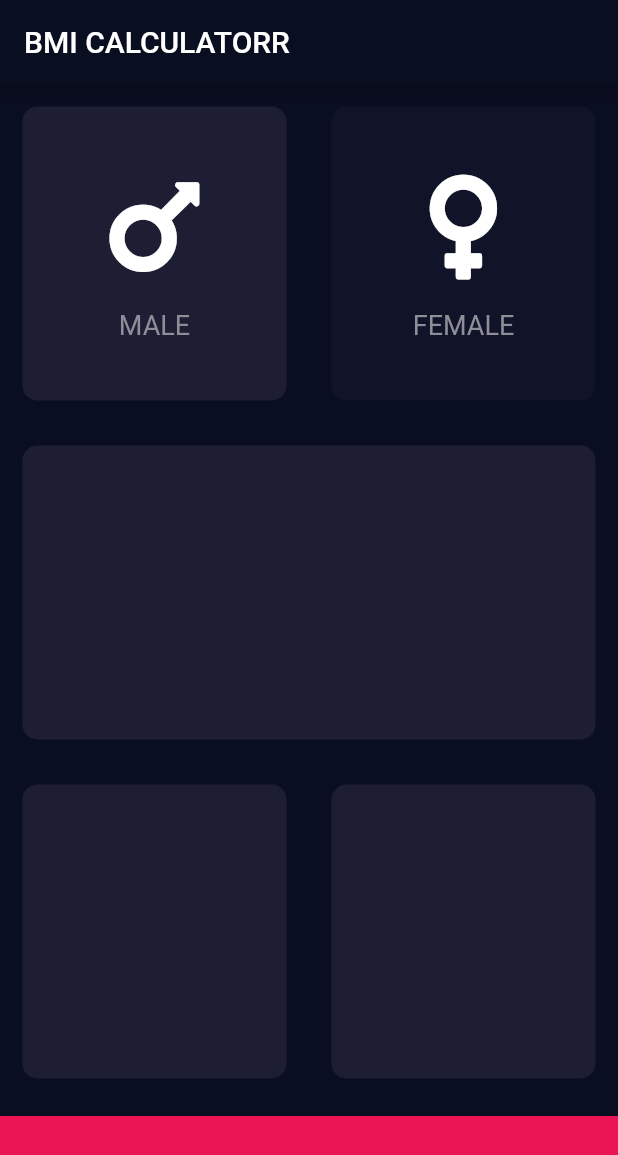
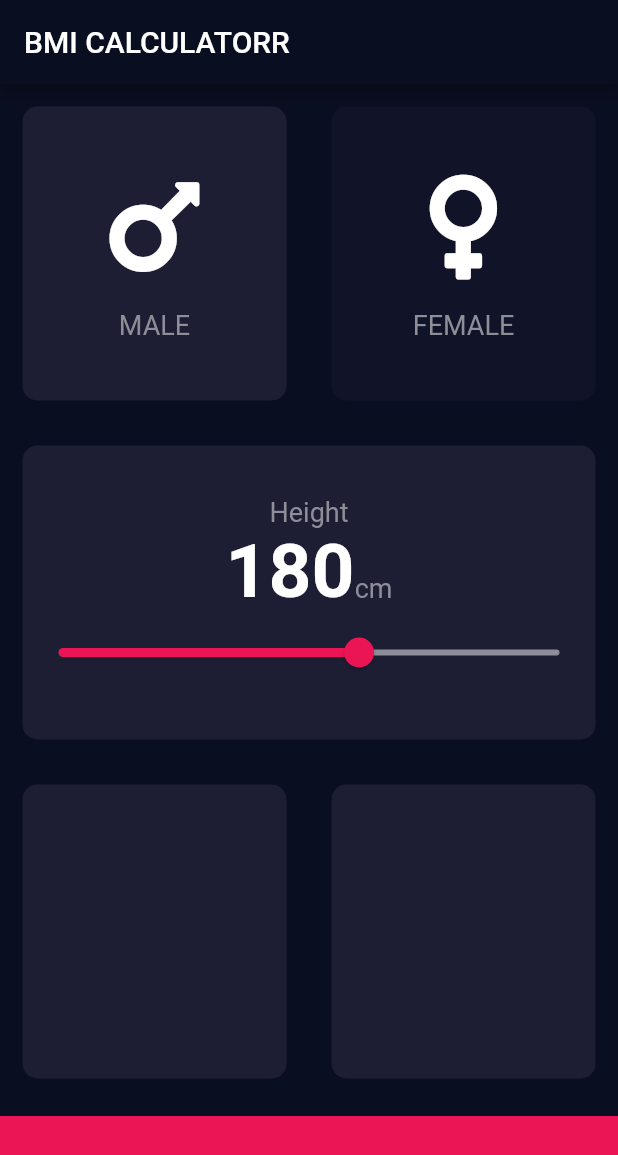
Before and after one commit to ajayraturi/bmi-calculator-flutter-master, a Flutter app: the screen it shows after launch, after a tap on "MALE", on a phone screen of 412 x 824 dp. Shown: the top 1155 px of the screen. Run offline on Flutter 3.47's test engine with Material 2 defaults, Android fonts, the phone set to English and light mode, and no system bars; our stand-ins replace font_awesome_flutter.

Commit message:
Add files via upload

```diff
--- /dev/null
+++ b/lib/constants.dart
@@ -0,0 +1,16 @@
+
+
+import 'package:flutter/material.dart';
+
+const kLabelTextStyle=TextStyle(
+    fontSize: 18.0,
+    color: Color(0xFF8D8E98));
+const kNumberTextStyle=TextStyle(
+    fontSize: 50.0,
+    fontWeight: FontWeight.w600
+);
+
+const KBottomContainerHeight = 80.0;
+const kActiveCardColour = Color(0xFF1D1E33);
+const kInActiveCardColour=Color(0xFF111328);
+const kBottomContainerColour = Color(0xFFEB1555);
--- a/lib/icon_content.dart
+++ b/lib/icon_content.dart
@@ -1,5 +1,7 @@
 
 import 'package:flutter/material.dart';
+
+import 'constants.dart';
 
 class IconContent extends StatelessWidget {
   const IconContent({this.icon, this.label});
@@ -21,11 +23,9 @@ class IconContent extends StatelessWidget {
         ),
         Text(
           label,
-          style: TextStyle(
-            fontSize: 18.0,
-            color: Color(0xFF8D8E98),
+          style: kLabelTextStyle,
           ),
-        )
+
       ],
     );
   }
--- a/lib/input_page.dart
+++ b/lib/input_page.dart
@@ -1,39 +1,43 @@
+import 'constants.dart';
 import 'reusable_card.dart';
 import 'package:flutter/material.dart';
 import 'package:font_awesome_flutter/font_awesome_flutter.dart';
 
 import 'icon_content.dart';
 
-const bottomContainerHeight = 80.0;
-const activeCardColour = Color(0xFF1D1E33);
-const inActiveCardColour=Color(0xFF111328);
-const bottomContainerColour = Color(0xFFEB1555);
-
+enum Gender{
+  male,
+  female
+}
+int height=180;
 class InputPage extends StatefulWidget {
   @override
   _InputPageState createState() => _InputPageState();
 }
 
 class _InputPageState extends State<InputPage> {
- Color maleCardColour=inActiveCardColour;
- Color femaleCardColour=inActiveCardColour;
-void updateColour(int gender){
-  if(gender==1){
-    if(maleCardColour==inActiveCardColour){
-      maleCardColour=activeCardColour;
-    }
-    else{
-      maleCardColour=inActiveCardColour;
-    }
-  }
-  else{
-    if(femaleCardColour==inActiveCardColour){
-      femaleCardColour=activeCardColour;
-    }
-    else{
-      femaleCardColour=inActiveCardColour;
-    }
-  }
+ Color maleCardColour=kInActiveCardColour;
+ Color femaleCardColour=kInActiveCardColour;
+void updateColour(Gender selectedgender){
+
+  selectedgender == Gender.male ? maleCardColour=kActiveCardColour : maleCardColour=kInActiveCardColour;
+  selectedgender == Gender.female ? femaleCardColour=kActiveCardColour : femaleCardColour=kInActiveCardColour;
+  // if(selectedgender==Gender.male){
+  //   if(maleCardColour==inActiveCardColour){
+  //     maleCardColour=activeCardColour;
+  //   }
+  //   else{
+  //     maleCardColour=inActiveCardColour;
+  //   }
+  // }
+  // else{
+  //   if(femaleCardColour==inActiveCardColour){
+  //     femaleCardColour=activeCardColour;
+  //   }
+  //   else{
+  //     femaleCardColour=inActiveCardColour;
+  //   }
+  // }
 }
   @override
   Widget build(BuildContext context) {
@@ -42,6 +46,7 @@ void updateColour(int gender){
           title: Text('BMI CALCULATORR'),
         ),
         body: Column(
+          crossAxisAlignment: CrossAxisAlignment.stretch,
           children: <Widget>[
             Expanded(
                 child: Row(
@@ -51,7 +56,7 @@ void updateColour(int gender){
                     onTap: (){
                       print('Male is pressed');
                     setState(() {
-                      updateColour(1);
+                      updateColour(Gender.male);
                     });
                     },
                     child: Expanded(
@@ -66,7 +71,7 @@ void updateColour(int gender){
                   onTap: (){
                     print('Male is pressed');
                     setState(() {
-                      updateColour(2);
+                      updateColour(Gender.female);
                     });
                   },
                   child: Expanded(
@@ -80,26 +85,58 @@ void updateColour(int gender){
             )),
             Expanded(
                 child: ReUsableCard(
-              colour: activeCardColour,
+              colour: kActiveCardColour,
+                  cardChild: Column(
+                    mainAxisAlignment: MainAxisAlignment.center,
+children: <Widget>[
+  Text('Height',
+  style: kLabelTextStyle,
+  ),
+  Row(
+    mainAxisAlignment: MainAxisAlignment.center,
+    crossAxisAlignment: CrossAxisAlignment.baseline,
+    textBaseline: TextBaseline.alphabetic,
+    children: [
+      Text(height.toString(),style: kNumberTextStyle,
+      ),
+      Text('cm',style: kLabelTextStyle,
+      ),
+    ],
+  ),
+  Slider(value: height.toDouble(),
+      min: 120.0,
+    max: 220.0,
+    activeColor: Color(0xFFEB1555),
+    inactiveColor: Color(0xFF8D8E98),
+    onChanged: (double newValue){
+    setState(() {
+      height=newValue.round();
+    });
+    print(newValue);
+    },
+
+      )
+],
+                  ),
             )),
             Expanded(
                 child: Row(
               children: <Widget>[
                 Expanded(
                     child: ReUsableCard(
-                  colour: activeCardColour,
+                  colour: kActiveCardColour,
                 )),
                 Expanded(
                     child: ReUsableCard(
-                  colour: activeCardColour,
+                  colour: kActiveCardColour,
                 )),
               ],
             )),
             Container(
-              color: bottomContainerColour,
+              color: kBottomContainerColour,
               margin: EdgeInsets.only(top: 10.0),
               width: double.infinity,
-              height: bottomContainerHeight,
+              height: KBottomContainerHeight,
             )
           ],
         ));
--- a/lib/main.dart
+++ b/lib/main.dart
@@ -17,6 +17,7 @@ class BMICalculator extends StatelessWidget {
       ),
 
       ),
+      title: 'hiii',
       home: InputPage(),
     );
   }
```
